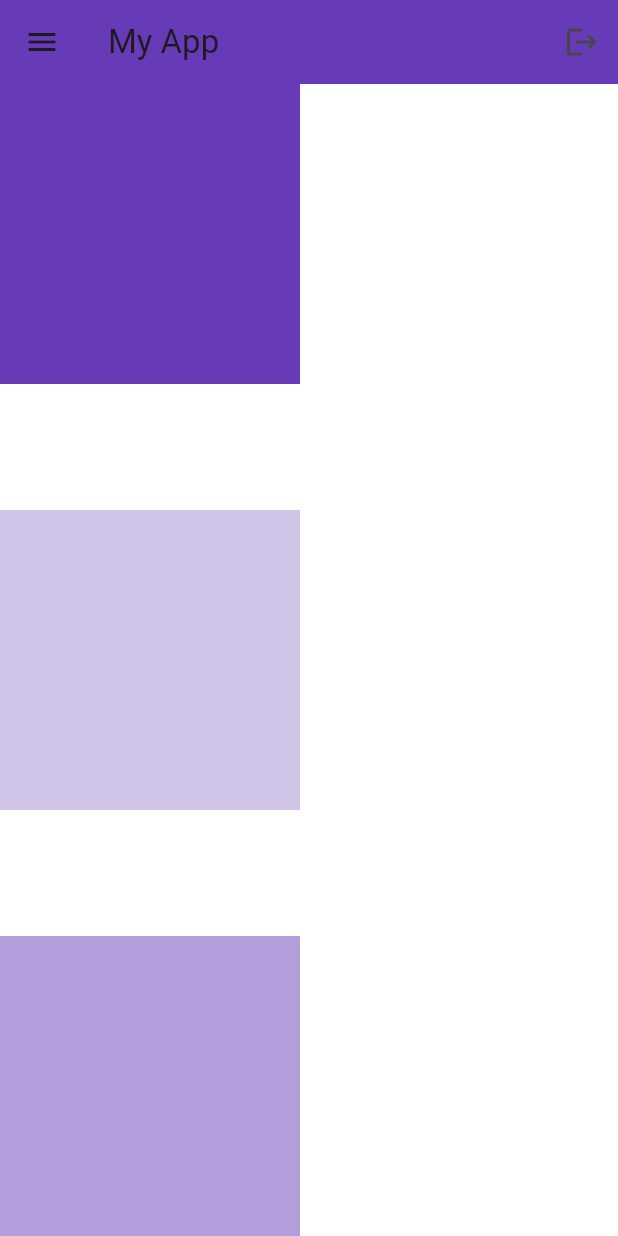
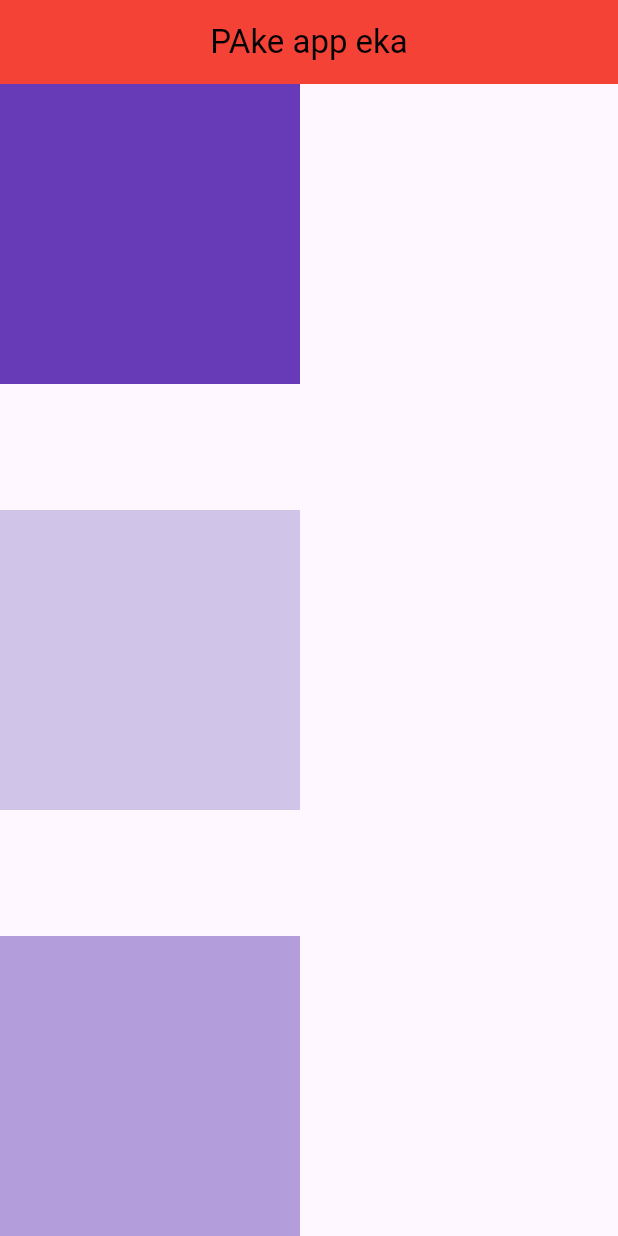
Before and after one commit to danirudayarathna/flutter-learn, a Flutter app: the screen it shows after launch, on a phone screen of 412 x 824 dp. Run offline on Flutter 3.47's test engine with Material 3 defaults, Android fonts, the phone set to English and light mode, and no system bars.

Commit message:
Initial commit

```diff
--- /dev/null
+++ b/lib/first_screen.dart
@@ -0,0 +1,31 @@
+import 'package:flutter/material.dart';
+
+class FirstScreen extends StatefulWidget {
+  const FirstScreen({super.key});
+
+  @override
+  State<FirstScreen> createState() => _FirstScreenState();
+}
+
+class _FirstScreenState extends State<FirstScreen> {
+  @override
+  Widget build(BuildContext context) {
+    return Scaffold(
+      appBar: AppBar(
+        backgroundColor: Colors.red,
+        title: Center(
+          child: Text('PAke app eka', style: TextStyle(color: Colors.black)),
+        ),
+      ),
+
+      body: Column(
+        mainAxisAlignment: MainAxisAlignment.spaceBetween,
+        children: [
+          Container(height: 200, width: 200, color: Colors.deepPurple),
+          Container(height: 200, width: 200, color: Colors.deepPurple[100]),
+          Container(height: 200, width: 200, color: Colors.deepPurple[200]),
+        ],
+      ),
+    );
+  }
+}
--- a/lib/main.dart
+++ b/lib/main.dart
@@ -1,4 +1,5 @@
 import 'package:flutter/material.dart';
+import 'package:myapp/first_screen.dart';
 
 void main() {
   runApp(const MyApp());
@@ -10,25 +11,9 @@ class MyApp extends StatelessWidget {
   @override
   Widget build(BuildContext context) {
     return MaterialApp(
-      home: Scaffold(
-        backgroundColor: Colors.white,
-        appBar: AppBar(
-          title: Text("My App"),
-          backgroundColor: Colors.deepPurple,
-          elevation: 0,
-          leading: Icon(Icons.menu),
-          actions: [IconButton(onPressed: () {}, icon: Icon(Icons.logout))],
-        ),
-        body: Column(
-          mainAxisAlignment: MainAxisAlignment.spaceBetween,
-          children: [
-            Container(height: 200, width: 200, color: Colors.deepPurple),
-            Container(height: 200, width: 200, color: Colors.deepPurple[100]),
-            Container(height: 200, width: 200, color: Colors.deepPurple[200]),
-          ],
-        ),
-      ),
       debugShowCheckedModeBanner: false,
+      title: 'My first app',
+      home: FirstScreen(),
     );
   }
 }
```
